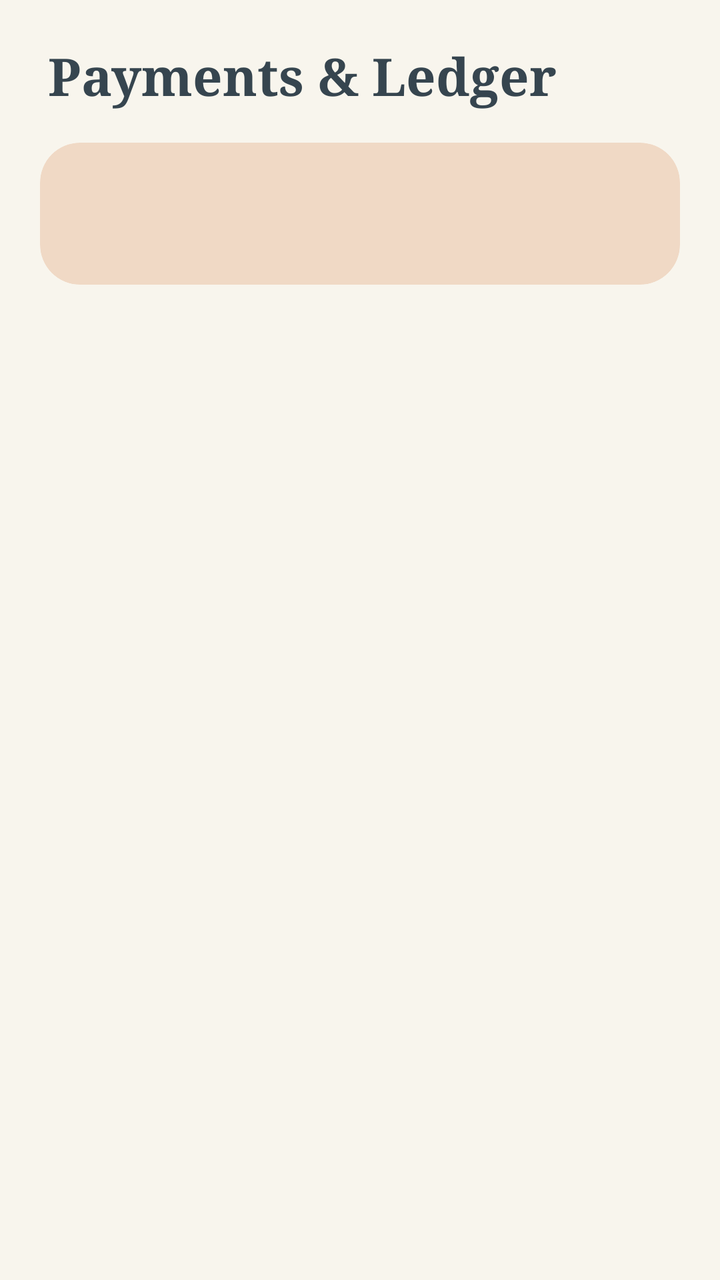
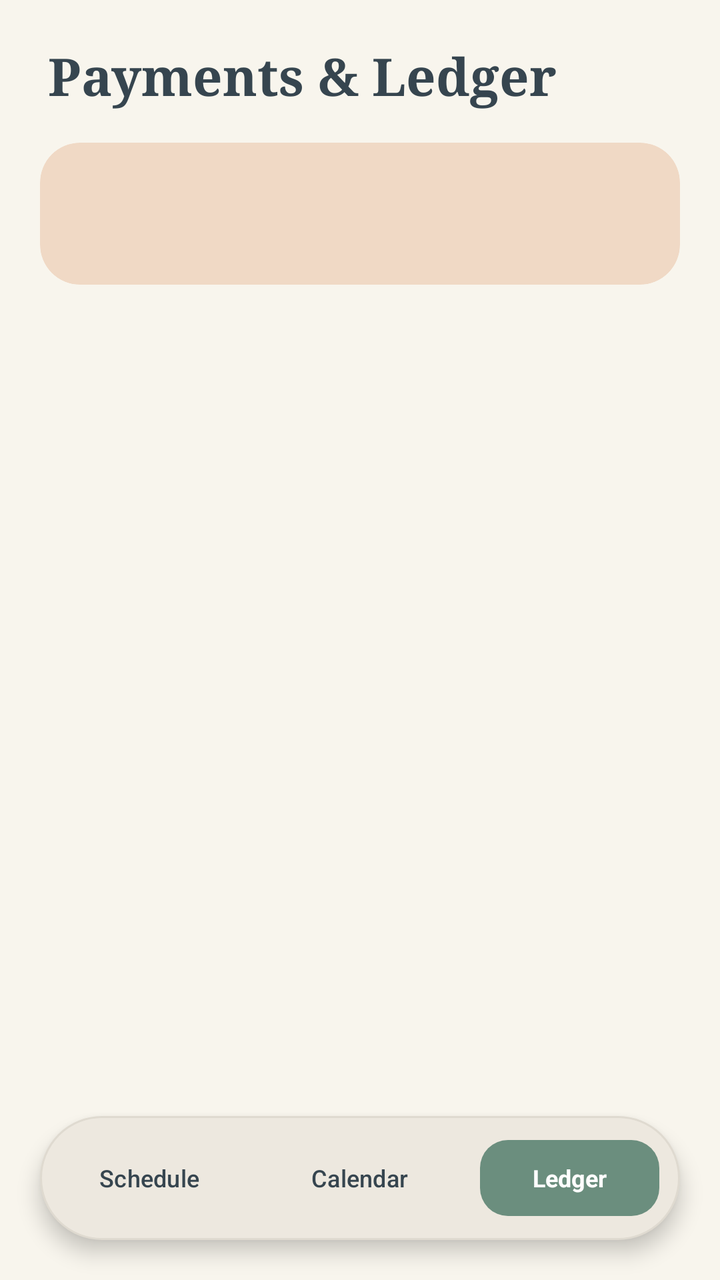

Compare the two renders of this Android layout. The source of the first and the diff that turns it into the second are given below.
<!-- AndroidManifest.xml: application theme Theme.Fluxora -->
<!-- res/layout/activity_payments.xml -->
<?xml version="1.0" encoding="utf-8"?>
<LinearLayout xmlns:android="http://schemas.android.com/apk/res/android"
    xmlns:app="http://schemas.android.com/apk/res-auto"
    android:layout_width="match_parent"
    android:layout_height="match_parent"
    android:background="?android:attr/colorBackground"
    android:fitsSystemWindows="true"
    android:orientation="vertical"
    android:paddingTop="20dp">

    <TextView
        android:layout_width="match_parent"
        android:layout_height="wrap_content"
        android:fontFamily="serif"
        android:paddingStart="24dp"
        android:paddingEnd="24dp"
        android:paddingBottom="16dp"
        android:text="Payments &amp; Ledger"
        android:textColor="?attr/colorOnBackground"
        android:textSize="26sp"
        android:textStyle="bold" />

    
    <com.google.android.material.card.MaterialCardView
        android:layout_width="match_parent"
        android:layout_height="wrap_content"
        android:layout_marginStart="20dp"
        android:layout_marginEnd="20dp"
        android:layout_marginBottom="16dp"
        app:cardBackgroundColor="?attr/colorSecondaryContainer"
        app:cardCornerRadius="20dp"
        app:cardElevation="0dp"
        app:contentPadding="0dp"
        app:strokeWidth="0dp">

        <TextView
            android:id="@+id/tvTotal"
            android:layout_width="match_parent"
            android:layout_height="wrap_content"
            android:fontFamily="serif"
            android:padding="22dp"
            android:textColor="?attr/colorOnSecondaryContainer"
            android:textSize="20sp"
            android:textStyle="bold" />
    </com.google.android.material.card.MaterialCardView>

    <androidx.recyclerview.widget.RecyclerView
        android:id="@+id/rvPayments"
        android:layout_width="match_parent"
        android:layout_height="match_parent"
        android:clipToPadding="false"
        android:paddingStart="16dp"
        android:paddingEnd="16dp"
        android:paddingBottom="24dp" />
</LinearLayout>
<!-- resources referenced by this layout -->
<resources>
  <style name="Theme.Fluxora" parent="Base.Theme.Fluxora" />
  <color name="primary">#6B8E7E</color>
  <color name="on_primary">#FFFFFF</color>
  <color name="primary_container">#DCE7E1</color>
  <color name="on_primary_container">#23352D</color>
  <color name="secondary">#F0D9C5</color>
  <color name="on_secondary">#36454F</color>
  <color name="secondary_container">#F0D9C5</color>
  <color name="on_secondary_container">#36454F</color>
  <color name="tertiary">#D4AF37</color>
  <color name="on_tertiary">#1E2824</color>
  <color name="tertiary_container">#F7EFE0</color>
  <color name="on_tertiary_container">#4A3B0C</color>
  <color name="background_light">#F8F5ED</color>
  <color name="text_primary_light">#36454F</color>
  <color name="surface_light">#EDE8DF</color>
  <color name="surface_variant_light">#E2DDD2</color>
  <color name="text_secondary_light">#626F77</color>
  <color name="surface_container_light">#E5DFD3</color>
  <color name="outline_light">#C9C3B6</color>
  <color name="outline_variant_light">#DFDAD0</color>
  <color name="danger">#B85450</color>
  <color name="danger_container">#F5DFDE</color>
  <color name="on_danger_container">#4A1B19</color>
  <style name="ThemeOverlay.Fluxora.BottomSheetDialog" parent="ThemeOverlay.Material3.BottomSheetDialog">
          <item name="bottomSheetStyle">@style/Widget.Fluxora.BottomSheet</item>
      </style>
  <!-- unchanged entries left out for length: 5 -->
</resources>

<!-- the commit's change to res/layout/activity_payments.xml (unified diff, before → after) -->
@@ -1,55 +1,147 @@
 <?xml version="1.0" encoding="utf-8"?>
-<LinearLayout xmlns:android="http://schemas.android.com/apk/res/android"
+<androidx.constraintlayout.widget.ConstraintLayout
+    xmlns:android="http://schemas.android.com/apk/res/android"
     xmlns:app="http://schemas.android.com/apk/res-auto"
     android:layout_width="match_parent"
     android:layout_height="match_parent"
     android:background="?android:attr/colorBackground"
-    android:fitsSystemWindows="true"
-    android:orientation="vertical"
-    android:paddingTop="20dp">
+    android:fitsSystemWindows="true">
 
-    <TextView
-        android:layout_width="match_parent"
-        android:layout_height="wrap_content"
-        android:fontFamily="serif"
-        android:paddingStart="24dp"
-        android:paddingEnd="24dp"
-        android:paddingBottom="16dp"
-        android:text="Payments &amp; Ledger"
-        android:textColor="?attr/colorOnBackground"
-        android:textSize="26sp"
-        android:textStyle="bold" />
-
-    
-    <com.google.android.material.card.MaterialCardView
-        android:layout_width="match_parent"
-        android:layout_height="wrap_content"
-        android:layout_marginStart="20dp"
-        android:layout_marginEnd="20dp"
-        android:layout_marginBottom="16dp"
-        app:cardBackgroundColor="?attr/colorSecondaryContainer"
-        app:cardCornerRadius="20dp"
-        app:cardElevation="0dp"
-        app:contentPadding="0dp"
-        app:strokeWidth="0dp">
+    <LinearLayout
+        android:layout_width="0dp"
+        android:layout_height="0dp"
+        android:orientation="vertical"
+        android:paddingTop="20dp"
+        app:layout_constraintBottom_toBottomOf="parent"
+        app:layout_constraintEnd_toEndOf="parent"
+        app:layout_constraintStart_toStartOf="parent"
+        app:layout_constraintTop_toTopOf="parent">
 
         <TextView
-            android:id="@+id/tvTotal"
             android:layout_width="match_parent"
             android:layout_height="wrap_content"
             android:fontFamily="serif"
-            android:padding="22dp"
-            android:textColor="?attr/colorOnSecondaryContainer"
-            android:textSize="20sp"
+            android:paddingStart="24dp"
+            android:paddingEnd="24dp"
+            android:paddingBottom="16dp"
+            android:text="Payments &amp; Ledger"
+            android:textColor="?attr/colorOnBackground"
+            android:textSize="26sp"
             android:textStyle="bold" />
-    </com.google.android.material.card.MaterialCardView>
 
-    <androidx.recyclerview.widget.RecyclerView
-        android:id="@+id/rvPayments"
-        android:layout_width="match_parent"
-        android:layout_height="match_parent"
-        android:clipToPadding="false"
-        android:paddingStart="16dp"
-        android:paddingEnd="16dp"
-        android:paddingBottom="24dp" />
-</LinearLayout>
+        
+        <com.google.android.material.card.MaterialCardView
+            android:layout_width="match_parent"
+            android:layout_height="wrap_content"
+            android:layout_marginStart="20dp"
+            android:layout_marginEnd="20dp"
+            android:layout_marginBottom="16dp"
+            app:cardBackgroundColor="?attr/colorSecondaryContainer"
+            app:cardCornerRadius="20dp"
+            app:cardElevation="0dp"
+            app:contentPadding="0dp"
+            app:strokeWidth="0dp">
+
+            <TextView
+                android:id="@+id/tvTotal"
+                android:layout_width="match_parent"
+                android:layout_height="wrap_content"
+                android:fontFamily="serif"
+                android:padding="22dp"
+                android:textColor="?attr/colorOnSecondaryContainer"
+                android:textSize="20sp"
+                android:textStyle="bold" />
+        </com.google.android.material.card.MaterialCardView>
+
+        <androidx.recyclerview.widget.RecyclerView
+            android:id="@+id/rvPayments"
+            android:layout_width="match_parent"
+            android:layout_height="match_parent"
+            android:clipToPadding="false"
+            android:paddingStart="16dp"
+            android:paddingEnd="16dp"
+            android:paddingBottom="104dp" />
+    </LinearLayout>
+
+    
+    <LinearLayout
+        android:id="@+id/bottomBar"
+        android:layout_width="0dp"
+        android:layout_height="62dp"
+        android:layout_marginStart="20dp"
+        android:layout_marginEnd="20dp"
+        android:layout_marginBottom="20dp"
+        android:background="@drawable/bg_floating_dock"
+        android:elevation="6dp"
+        android:gravity="center_vertical"
+        android:orientation="horizontal"
+        android:paddingStart="6dp"
+        android:paddingEnd="6dp"
+        app:layout_constraintBottom_toBottomOf="parent"
+        app:layout_constraintEnd_toEndOf="parent"
+        app:layout_constraintStart_toStartOf="parent">
+
+        
+        <Button
+            android:id="@+id/btnSchedule"
+            style="@style/Widget.Material3.Button.TextButton"
+            android:layout_width="0dp"
+            android:layout_height="46dp"
+            android:layout_weight="1"
+            android:insetTop="0dp"
+            android:insetBottom="0dp"
+            android:maxLines="1"
+            android:minWidth="0dp"
+            android:paddingStart="4dp"
+            android:paddingEnd="4dp"
+            android:singleLine="true"
+            android:text="Schedule"
+            android:textColor="?attr/colorOnSurface"
+            android:textSize="12sp"
+            app:icon="@drawable/ic_nav_schedule"
+            app:iconGravity="textStart"
+            app:iconPadding="4dp"
+            app:iconSize="16dp"
+            app:iconTint="?attr/colorOnSurfaceVariant" />
+
+        
+        <Button
+            android:id="@+id/btnAttendance"
+            style="@style/Widget.Material3.Button.TextButton"
+            android:layout_width="0dp"
+            android:layout_height="46dp"
+            android:layout_weight="1.15"
+            android:insetTop="0dp"
+            android:insetBottom="0dp"
+            android:maxLines="1"
+            android:minWidth="0dp"
+            android:paddingStart="4dp"
+            android:paddingEnd="4dp"
+            android:singleLine="true"
+            android:text="Calendar"
+            android:textColor="?attr/colorOnSurface"
+            android:textSize="12sp"
+            app:icon="@drawable/ic_nav_calendar"
+            app:iconGravity="textStart"
+            app:iconPadding="4dp"
+            app:iconSize="16dp"
+            app:iconTint="?attr/colorOnSurfaceVariant" />
+
+        
+        <TextView
+            android:id="@+id/btnPayments"
+            android:layout_width="0dp"
+            android:layout_height="46dp"
+            android:layout_weight="1"
+            android:background="@drawable/bg_tab_pill_selector"
+            android:gravity="center"
+            android:maxLines="1"
+            android:paddingStart="6dp"
+            android:paddingEnd="6dp"
+            android:text="Ledger"
+            android:textColor="?attr/colorOnPrimary"
+            android:textSize="12sp"
+            android:textStyle="bold" />
+    </LinearLayout>
+
+</androidx.constraintlayout.widget.ConstraintLayout>
<!-- resource entries referenced after the edit -->
@@ -1,5 +1,68 @@
 <!-- resources referenced by this layout -->
 <resources>
+  <!-- drawable bg_floating_dock (drawable) -->
+  <?xml version="1.0" encoding="utf-8"?>
+  <shape xmlns:android="http://schemas.android.com/apk/res/android"
+      android:shape="rectangle">
+      <solid android:color="?attr/colorSurface" />
+      <corners android:radius="999dp" />
+      <stroke
+          android:width="1dp"
+          android:color="?attr/colorOutlineVariant" />
+  </shape>
+  <!-- drawable bg_tab_pill_selector (drawable) -->
+  <?xml version="1.0" encoding="utf-8"?>
+  <inset xmlns:android="http://schemas.android.com/apk/res/android"
+      android:insetLeft="4dp"
+      android:insetTop="4dp"
+      android:insetRight="4dp"
+      android:insetBottom="4dp">
+      <shape android:shape="rectangle">
+          <solid android:color="?attr/colorPrimary" />
+          <corners android:radius="14dp" />
+      </shape>
+  </inset>
+  <!-- drawable ic_nav_calendar (drawable) -->
+  <vector xmlns:android="http://schemas.android.com/apk/res/android"
+      android:width="22dp"
+      android:height="22dp"
+      android:viewportWidth="24"
+      android:viewportHeight="24">
+      <path
+          android:fillColor="#00000000"
+          android:pathData="M19,4H5C3.895,4 3,4.895 3,6V20C3,21.105 3.895,22 5,22H19C20.105,22 21,21.105 21,20V6C21,4.895 20.105,4 19,4Z"
+          android:strokeWidth="1.8"
+          android:strokeColor="#36454F"
+          android:strokeLineCap="round"
+          android:strokeLineJoin="round" />
+      <path
+          android:fillColor="#00000000"
+          android:pathData="M16,2V6M8,2V6M3,10H21"
+          android:strokeWidth="1.8"
+          android:strokeColor="#36454F"
+          android:strokeLineCap="round" />
+  </vector>
+  <!-- drawable ic_nav_schedule (drawable) -->
+  <vector xmlns:android="http://schemas.android.com/apk/res/android"
+      android:width="22dp"
+      android:height="22dp"
+      android:viewportWidth="24"
+      android:viewportHeight="24">
+      <path
+          android:fillColor="#00000000"
+          android:pathData="M3,9.5L12,3L21,9.5V20C21,20.552 20.552,21 20,21H4C3.448,21 3,20.552 3,20V9.5Z"
+          android:strokeWidth="1.8"
+          android:strokeColor="#36454F"
+          android:strokeLineCap="round"
+          android:strokeLineJoin="round" />
+      <path
+          android:fillColor="#00000000"
+          android:pathData="M9,21V13H15V21"
+          android:strokeWidth="1.8"
+          android:strokeColor="#36454F"
+          android:strokeLineCap="round"
+          android:strokeLineJoin="round" />
+  </vector>
   <style name="Theme.Fluxora" parent="Base.Theme.Fluxora" />
   <color name="primary">#6B8E7E</color>
   <color name="on_primary">#FFFFFF</color>
